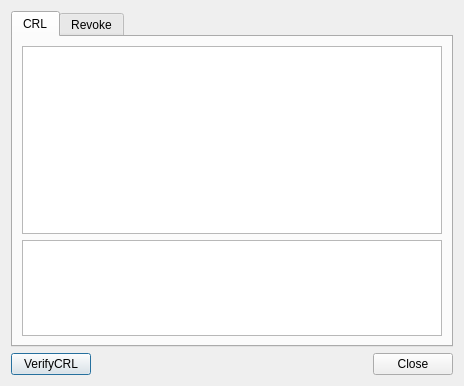
Before: the Qt Designer form CertMan/crl_info_dlg.ui in jykim74/CertMan, drawn with Qt 5.
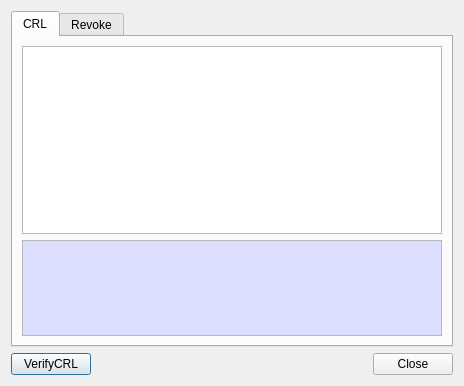
After: the same form once the commit is applied.

```diff
--- a/CertMan/crl_info_dlg.ui
+++ b/CertMan/crl_info_dlg.ui
@@ -35,6 +35,43 @@
            <height>100</height>
           </size>
          </property>
+         <property name="palette">
+          <palette>
+           <active>
+            <colorrole role="Base">
+             <brush brushstyle="SolidPattern">
+              <color alpha="255">
+               <red>221</red>
+               <green>221</green>
+               <blue>255</blue>
+              </color>
+             </brush>
+            </colorrole>
+           </active>
+           <inactive>
+            <colorrole role="Base">
+             <brush brushstyle="SolidPattern">
+              <color alpha="255">
+               <red>221</red>
+               <green>221</green>
+               <blue>255</blue>
+              </color>
+             </brush>
+            </colorrole>
+           </inactive>
+           <disabled>
+            <colorrole role="Base">
+             <brush brushstyle="SolidPattern">
+              <color alpha="255">
+               <red>240</red>
+               <green>240</green>
+               <blue>240</blue>
+              </color>
+             </brush>
+            </colorrole>
+           </disabled>
+          </palette>
+         </property>
          <property name="readOnly">
           <bool>true</bool>
          </property>
```
